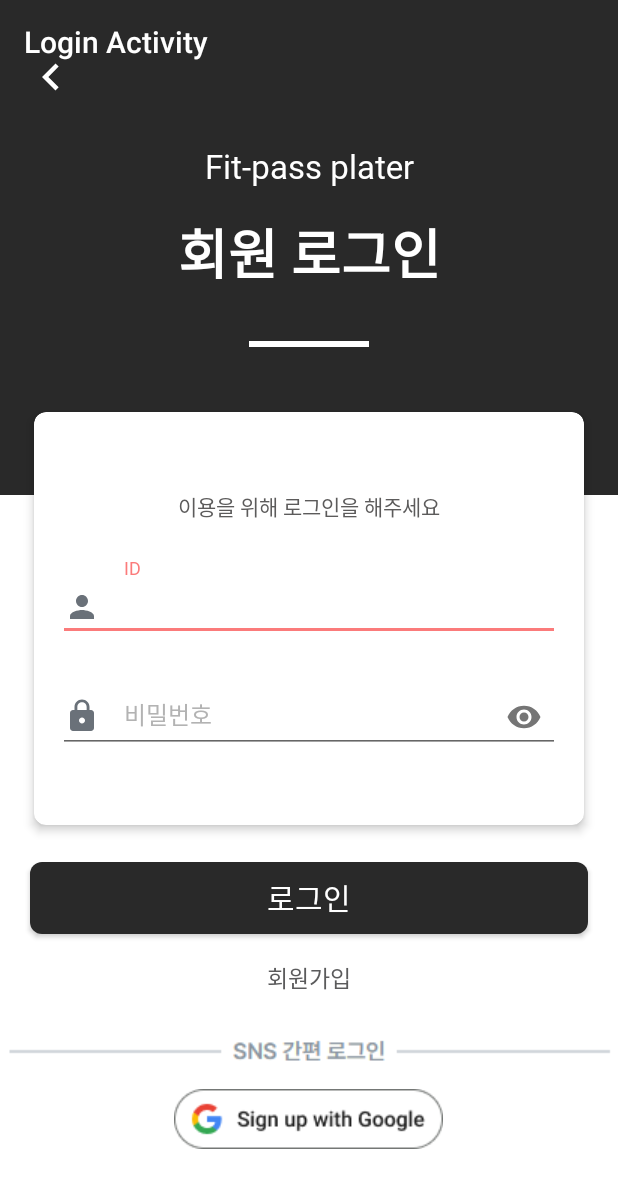
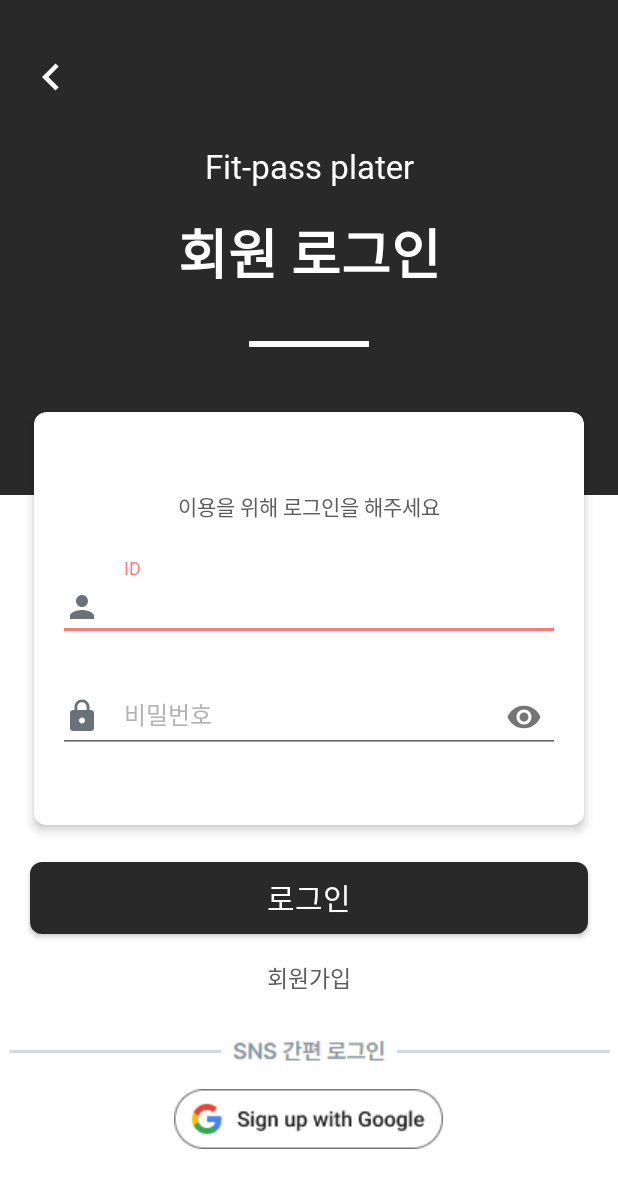
Before and after one commit to specialJamiKim/ProjectA2, an Android app built with Jetpack Compose: the screen it shows after launch (LoginActivity), on a phone screen of 412 x 824 dp. Shown: the top 1188 px of the screen. Run offline under Robolectric (Android 15) with nearby library versions, the light colour scheme and no system bars; our stand-ins replace Room's generated code.

Commit message:
Splash 관련 수정
메니페스토 수정
styles 파일생성

```diff
--- a/app/src/main/AndroidManifest.xml
+++ b/app/src/main/AndroidManifest.xml
@@ -20,7 +20,8 @@
         tools:ignore="AllowBackup">
         <activity
             android:name=".View.SplashActivity"
-            android:exported="true">
+            android:exported="true"
+            android:theme="@style/Theme.FullScreen">
             <intent-filter>
                 <action android:name="android.intent.action.MAIN" />
                 <category android:name="android.intent.category.LAUNCHER" />
@@ -87,7 +88,7 @@
             android:exported="true"
             android:label="Login Activity"
             android:screenOrientation="portrait"
-            android:theme="@style/MyAppTheme"
+            android:theme="@style/AppTheme.JoinNoActionBar"
             android:windowSoftInputMode="stateHidden|adjustPan"> <!-- 여기에 android:exported 속성 추가 -->
             <intent-filter>
                 <action android:name="android.intent.action.MAIN" />
--- a/app/src/main/java/com/example/projecta2/View/MyTicketActivity.kt
+++ b/app/src/main/java/com/example/projecta2/View/MyTicketActivity.kt
@@ -3,6 +3,7 @@ package com.example.projecta2.View
 import android.annotation.SuppressLint
 import android.content.Intent
 import android.os.Bundle
+import android.util.Log
 import android.widget.ImageView
 import android.widget.TextView
 import androidx.appcompat.app.AppCompatActivity
--- /dev/null
+++ b/app/src/main/res/values/styles.xml
@@ -0,0 +1,15 @@
+<?xml version="1.0" encoding="utf-8"?>
+<resources>
+    <style name="Theme.FullScreen" parent="Theme.AppCompat.Light.NoActionBar">
+        <item name="android:windowNoTitle">true</item>
+        <item name="android:windowFullscreen">true</item>
+        <item name="android:windowContentOverlay">@null</item>
+        <item name="android:windowActionBar">false</item>
+    </style>
+
+    <style name="AppTheme.JoinNoActionBar">
+        <!-- Base application theme. -->
+        <item name="windowActionBar">false</item>
+        <item name="windowNoTitle">true</item>
+    </style>
+</resources>
```
